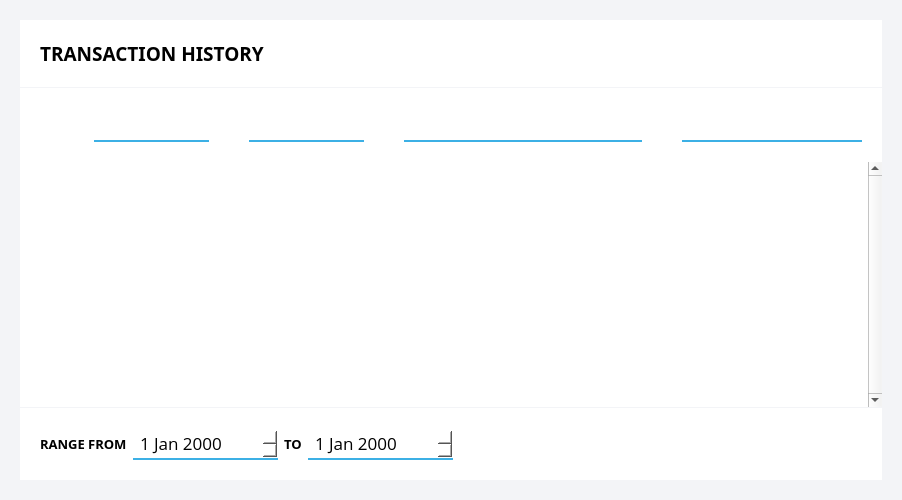
Before: the Qt Designer form src/qt/forms/transactionspage.ui in aurovine/AudioCoin, drawn with Qt 5.
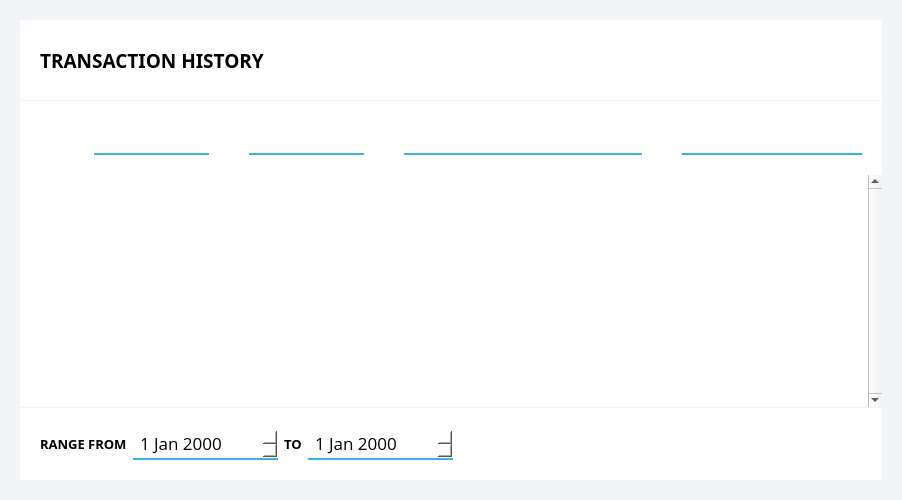
After: the same form once the commit is applied. Icons and pictures are not drawn.

Diff of the .ui file:
```diff
--- a/src/qt/forms/transactionspage.ui
+++ b/src/qt/forms/transactionspage.ui
@@ -134,10 +134,22 @@
    </property>
    <item>
     <widget class="QWidget" name="titleWidget" native="true">
+     <property name="sizePolicy">
+      <sizepolicy hsizetype="Preferred" vsizetype="Fixed">
+       <horstretch>0</horstretch>
+       <verstretch>0</verstretch>
+      </sizepolicy>
+     </property>
      <property name="minimumSize">
       <size>
        <width>0</width>
-       <height>60</height>
+       <height>80</height>
+      </size>
+     </property>
+     <property name="maximumSize">
+      <size>
+       <width>16777215</width>
+       <height>80</height>
       </size>
      </property>
      <layout class="QHBoxLayout" name="titleWidgetLayout">
```
Left out of the diff: 12 changed lines with no effect on the pictures.
